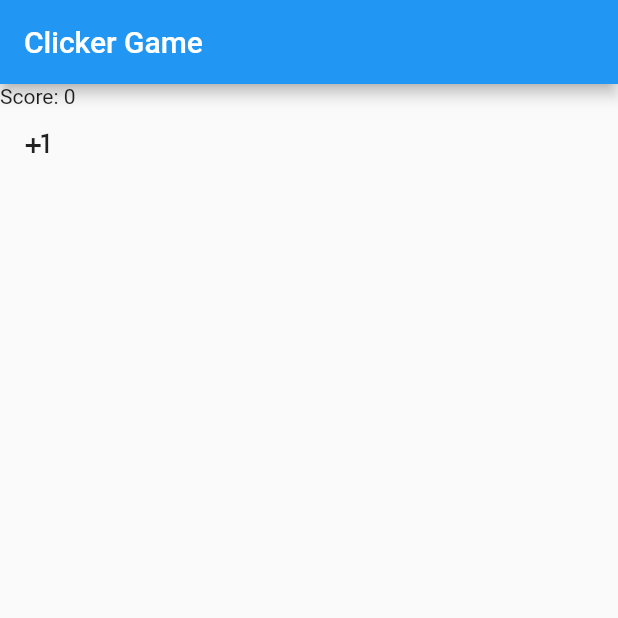
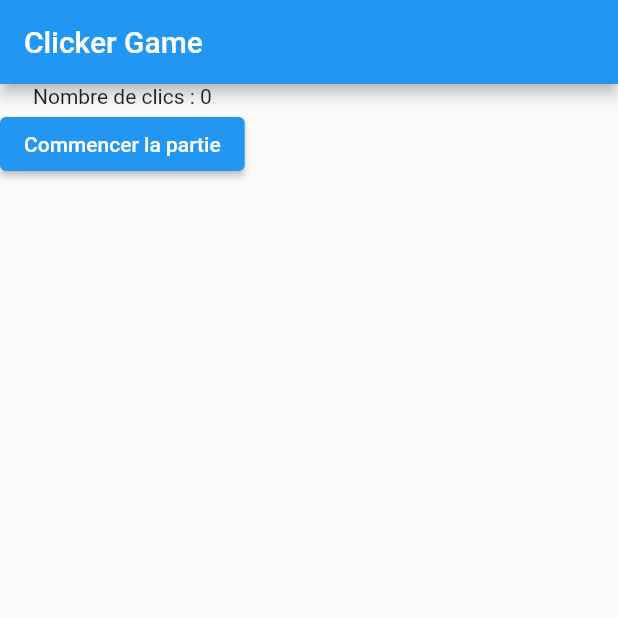
Before and after one commit to Lugdu84/flutter_clicker, a Flutter app: the screen it shows after launch, on a phone screen of 412 x 824 dp, the top half of it. Run offline on Flutter 3.47's test engine with Material 2 defaults, Android fonts, the phone set to English and light mode, and no system bars.

Commit message:
add startGame

```diff
--- a/lib/game_screen.dart
+++ b/lib/game_screen.dart
@@ -8,11 +8,18 @@ class GameScreen extends StatefulWidget {
 }
 
 class _GameScreenState extends State<GameScreen> {
-  var _score = 0;
+  var _clickCount = 0;
+  var _isCounting = false;
 
-  _onAdd() {
+  _clickButtonTouched() {
     setState(() {
-      _score++;
+      _clickCount++;
+    });
+  }
+
+  _startGame() {
+    setState(() {
+      _isCounting = true;
     });
   }
 
@@ -24,8 +31,13 @@ class _GameScreenState extends State<GameScreen> {
       ),
       body: Column(
         children: [
-          Text('Score: $_score'),
-          IconButton(onPressed: _onAdd, icon: Icon(Icons.plus_one))
+          Text('Nombre de clics : $_clickCount'),
+          if (!_isCounting)
+            ElevatedButton(
+                onPressed: _startGame, child: Text("Commencer la partie")),
+          if (_isCounting)
+            IconButton(
+                onPressed: _clickButtonTouched, icon: Icon(Icons.plus_one))
         ],
       ),
     );
```
